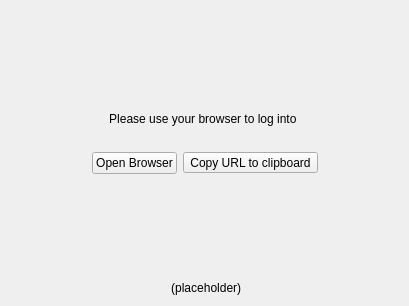
Qt form src/gui/newwizard/pages/oauthcredentialssetupwizardpage.ui (GrossLukas/client) before a commit.
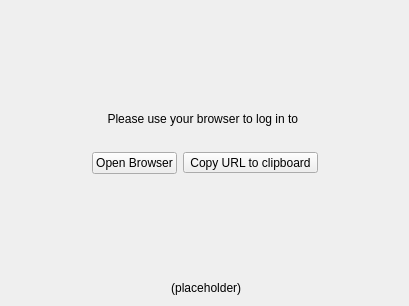
The same form after that commit. Icons and pictures are not drawn.

Diff of the .ui file:
```diff
--- a/src/gui/newwizard/pages/oauthcredentialssetupwizardpage.ui
+++ b/src/gui/newwizard/pages/oauthcredentialssetupwizardpage.ui
@@ -33,7 +33,7 @@
    <item>
     <widget class="QLabel" name="pleaseLogIntoLabel">
      <property name="text">
-      <string notr="true">Please use your browser to log into &lt;app name placeholder&gt;</string>
+      <string notr="true">Please use your browser to log in to &lt;app name placeholder&gt;</string>
      </property>
      <property name="alignment">
       <set>Qt::AlignCenter</set>
```
